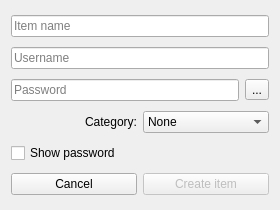
This is cubepass/newitem.ui in kobus-v-schoor/cubepass as Qt 5 draws it before an edit. The edited form follows.
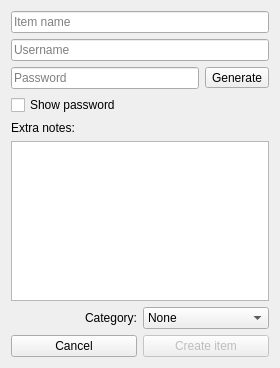
This is the edited form. Icons and pictures are not drawn.

Commit message: Added the feature to add notes to your items

Patch:
```diff
--- a/cubepass/newitem.ui
+++ b/cubepass/newitem.ui
@@ -10,7 +10,7 @@
     <x>0</x>
     <y>0</y>
     <width>280</width>
-    <height>210</height>
+    <height>368</height>
    </rect>
   </property>
   <property name="windowTitle">
@@ -53,12 +53,36 @@
         <string>Generate password</string>
        </property>
        <property name="text">
-        <string>...</string>
+        <string>Generate</string>
        </property>
       </widget>
      </item>
     </layout>
    </item>
+   <item>
+    <widget class="QCheckBox" name="chckShowPword">
+     <property name="text">
+      <string>Show password</string>
+     </property>
+    </widget>
+   </item>
+   <item>
+    <widget class="QLabel" name="label_2">
+     <property name="text">
+      <string>Extra notes:</string>
+     </property>
+    </widget>
+   </item>
+   <item>
+    <widget class="QPlainTextEdit" name="edtNotes">
+     <property name="inputMethodHints">
+      <set>Qt::ImhNone</set>
+     </property>
+     <property name="tabChangesFocus">
+      <bool>true</bool>
+     </property>
+    </widget>
+   </item>
    <item>
     <layout class="QHBoxLayout" name="horizontalLayout">
      <item>
@@ -82,13 +106,6 @@
      </item>
     </layout>
    </item>
-   <item>
-    <widget class="QCheckBox" name="chckShowPword">
-     <property name="text">
-      <string>Show password</string>
-     </property>
-    </widget>
-   </item>
    <item>
     <layout class="QHBoxLayout" name="horizontalLayout_2">
      <item>
```
The commit also changes 4 other files.
